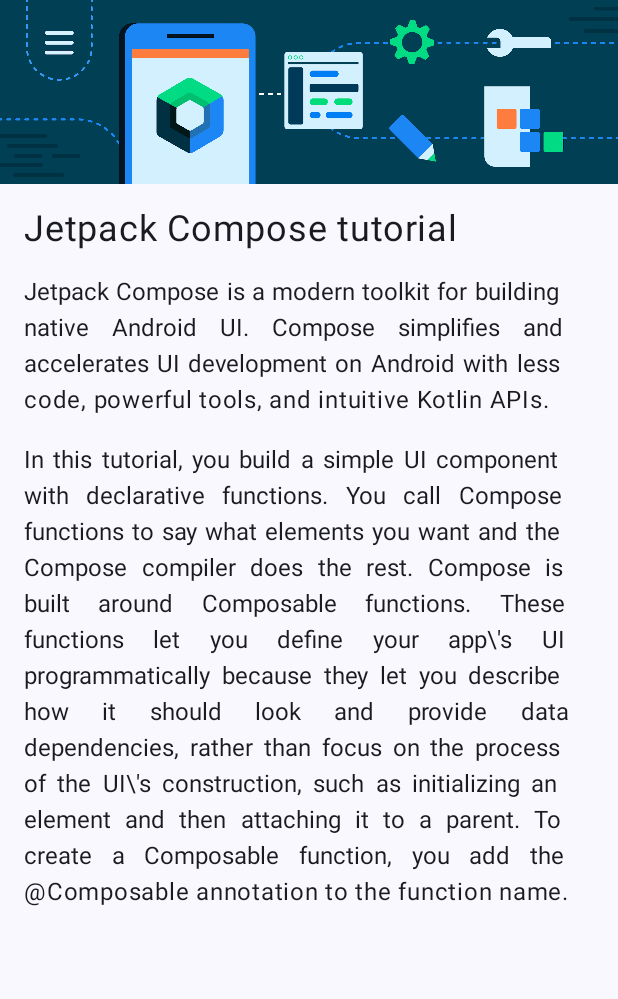
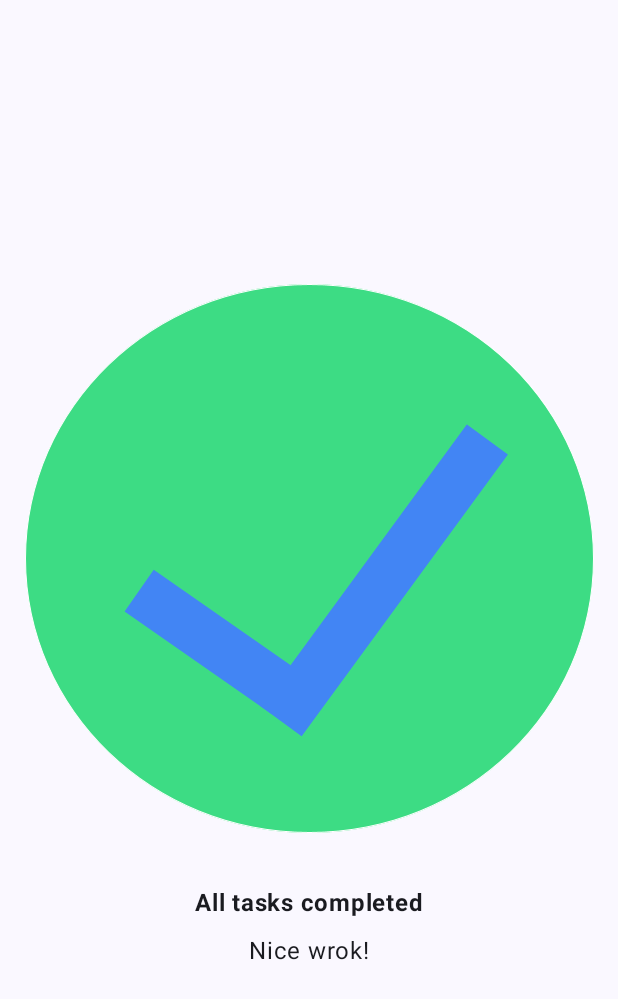
Before and after one commit to dlwngud/compose, an Android app built with Jetpack Compose: the screen it shows after launch (MainActivity), on a phone screen of 412 x 824 dp. Shown: the top 999 px of the screen. Run offline under Robolectric (Android 15) with nearby library versions, the phone set to English and light mode, and no system bars.

Commit message:
[feat] Task Manager 문제 구현

```diff
--- a/app/src/main/java/com/wngud/compose1/MainActivity.kt
+++ b/app/src/main/java/com/wngud/compose1/MainActivity.kt
@@ -4,15 +4,23 @@ import android.os.Bundle
 import androidx.activity.ComponentActivity
 import androidx.activity.compose.setContent
 import androidx.compose.foundation.Image
+import androidx.compose.foundation.layout.Arrangement
+import androidx.compose.foundation.layout.Box
 import androidx.compose.foundation.layout.Column
+import androidx.compose.foundation.layout.fillMaxHeight
 import androidx.compose.foundation.layout.fillMaxSize
+import androidx.compose.foundation.layout.fillMaxWidth
 import androidx.compose.foundation.layout.padding
 import androidx.compose.material3.MaterialTheme
 import androidx.compose.material3.Surface
 import androidx.compose.material3.Text
 import androidx.compose.runtime.Composable
+import androidx.compose.ui.Alignment
 import androidx.compose.ui.Modifier
 import androidx.compose.ui.res.painterResource
+import androidx.compose.ui.text.TextStyle
+import androidx.compose.ui.text.font.FontStyle
+import androidx.compose.ui.text.font.FontWeight
 import androidx.compose.ui.text.style.TextAlign
 import androidx.compose.ui.tooling.preview.Preview
 import androidx.compose.ui.unit.dp
@@ -29,7 +37,8 @@ class MainActivity : ComponentActivity() {
                     modifier = Modifier.fillMaxSize(),
                     color = MaterialTheme.colorScheme.background
                 ) {
-                    problem1()
+                    // problem1()
+                    problem2()
                 }
             }
         }
@@ -59,10 +68,33 @@ fun problem1(modifier: Modifier = Modifier) {
     }
 }
 
+@Composable
+fun problem2(modifier: Modifier = Modifier) {
+    Column(
+        modifier = modifier
+            .fillMaxWidth()
+            .fillMaxHeight(),
+        verticalArrangement = Arrangement.Center,
+        horizontalAlignment = Alignment.CenterHorizontally
+    ) {
+        val image = painterResource(id = R.drawable.ic_task_completed)
+        Image(painter = image, contentDescription = null)
+        Text(
+            text = "All tasks completed",
+            modifier = Modifier.padding(top = 24.dp, bottom = 8.dp),
+            fontWeight = FontWeight.Bold
+        )
+        Text(
+            text = "Nice wrok!",
+            fontSize = 16.sp
+        )
+    }
+}
+
 @Preview(showBackground = true)
 @Composable
 fun GreetingPreview() {
     Compose1Theme {
-        problem1()
+        problem2()
     }
 }
```
Also changed, not shown: app/src/main/res/drawable-nodpi/ic_task_completed.png (added).
